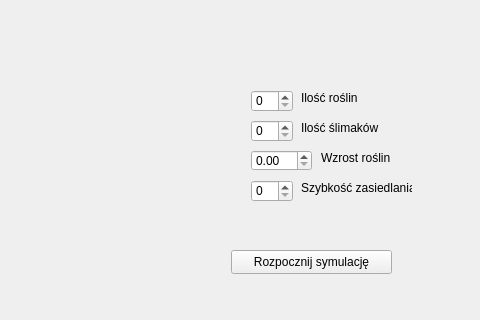
Old version of the form interface/WizualizatorSymulacji.ui in the repository J-Medrek/Slimaks; both pictures show x 519 to 999 and y 0 to 320 of the 999 by 697 pixel window.
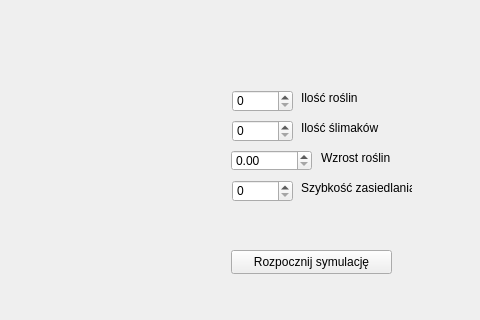
New version of the form.

Diff of the .ui file:
```diff
--- a/interface/WizualizatorSymulacji.ui
+++ b/interface/WizualizatorSymulacji.ui
@@ -61,9 +61,9 @@
   <widget class="QSpinBox" name="iloscSlimakow">
    <property name="geometry">
     <rect>
-     <x>770</x>
+     <x>751</x>
      <y>120</y>
-     <width>42</width>
+     <width>61</width>
      <height>22</height>
     </rect>
    </property>
@@ -71,9 +71,9 @@
   <widget class="QDoubleSpinBox" name="wzrostRoslin">
    <property name="geometry">
     <rect>
-     <x>770</x>
+     <x>750</x>
      <y>150</y>
-     <width>61</width>
+     <width>81</width>
      <height>21</height>
     </rect>
    </property>
@@ -91,9 +91,9 @@
   <widget class="QSpinBox" name="szybkoscZasiedlania">
    <property name="geometry">
     <rect>
-     <x>770</x>
+     <x>751</x>
      <y>180</y>
-     <width>42</width>
+     <width>61</width>
      <height>22</height>
     </rect>
    </property>
@@ -127,12 +127,15 @@
   <widget class="QSpinBox" name="iloscRoslin">
    <property name="geometry">
     <rect>
-     <x>770</x>
+     <x>751</x>
      <y>90</y>
-     <width>42</width>
+     <width>61</width>
      <height>22</height>
     </rect>
    </property>
+   <property name="maximum">
+    <number>10000</number>
+   </property>
   </widget>
   <widget class="QLabel" name="label_2">
    <property name="geometry">
```
